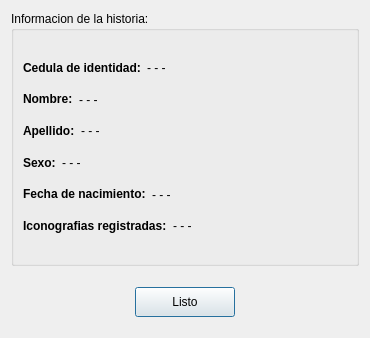
Gabrielnz/pasantia-CIMBUC, file verhistoria.ui: the form before one commit.
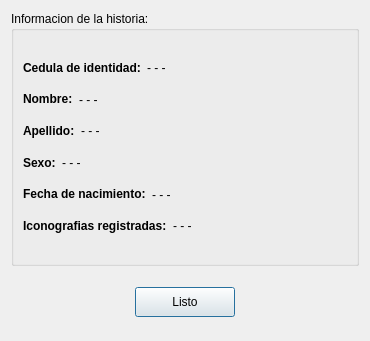
The form after the commit.

The edit to the form file:
```diff
--- a/verhistoria.ui
+++ b/verhistoria.ui
@@ -7,7 +7,7 @@
     <x>0</x>
     <y>0</y>
     <width>368</width>
-    <height>338</height>
+    <height>341</height>
    </rect>
   </property>
   <property name="windowTitle">
@@ -331,7 +331,7 @@
        <property name="sizeHint" stdset="0">
         <size>
          <width>20</width>
-         <height>10</height>
+         <height>13</height>
         </size>
        </property>
       </spacer>
```
